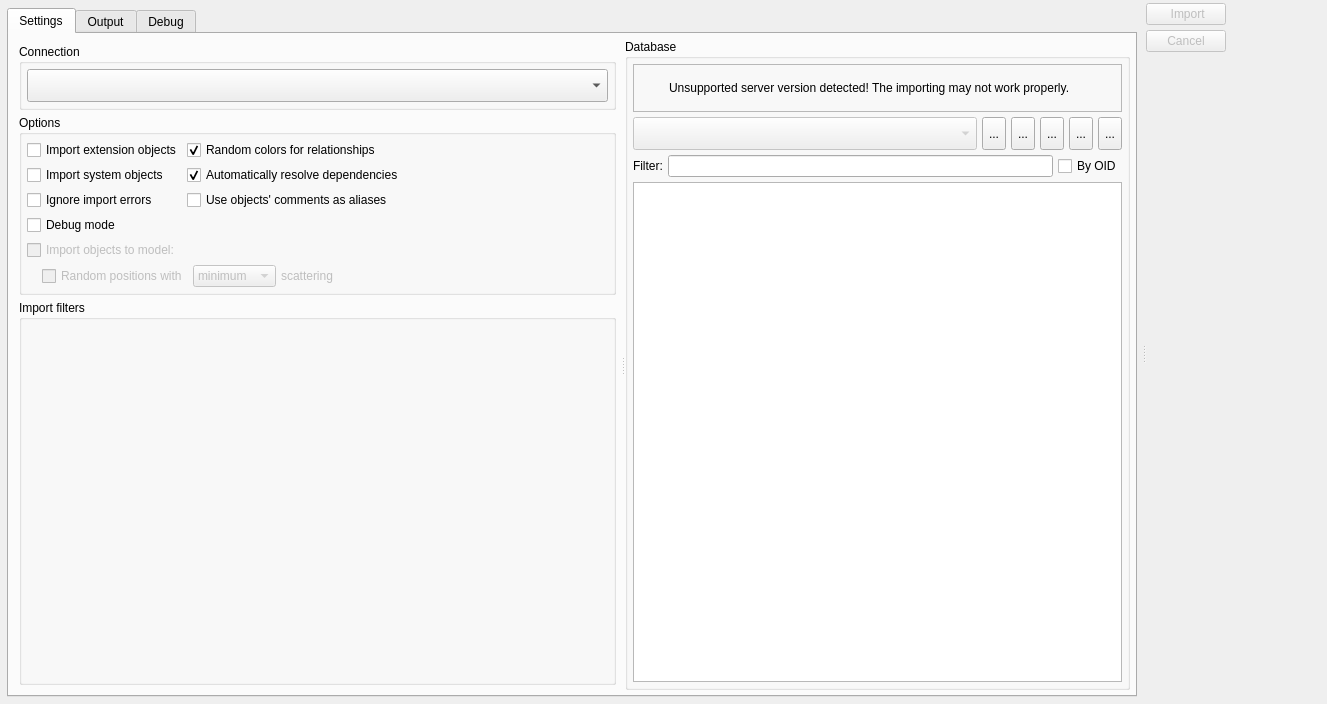
Old version of the form libs/libgui/ui/tools/databaseimportwidget.ui in the repository arichiardi/pgmodeler.
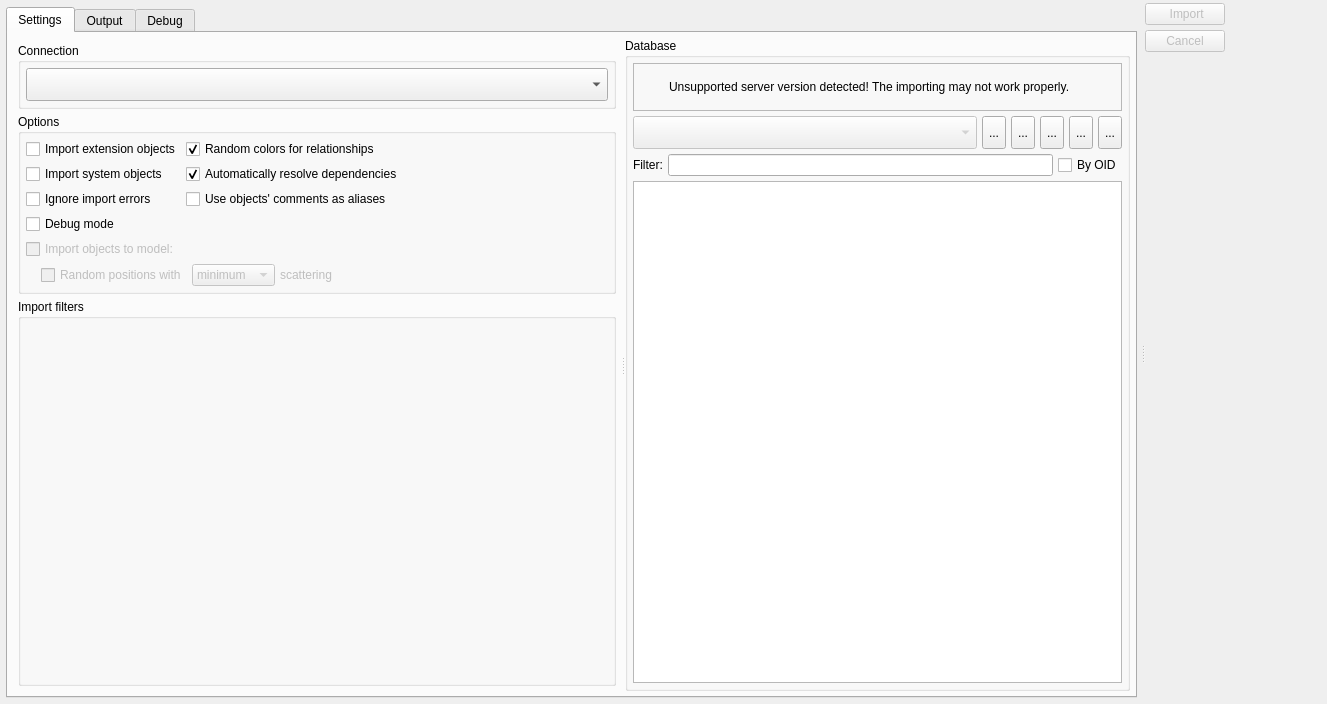
New version of the form. Icons and pictures are not drawn.

```diff
--- a/libs/libgui/ui/tools/databaseimportwidget.ui
+++ b/libs/libgui/ui/tools/databaseimportwidget.ui
@@ -83,19 +83,19 @@
       </property>
       <layout class="QHBoxLayout" name="horizontalLayout_3">
        <property name="spacing">
-        <number>5</number>
+        <number>4</number>
        </property>
        <property name="leftMargin">
-        <number>5</number>
+        <number>4</number>
        </property>
        <property name="topMargin">
-        <number>5</number>
+        <number>4</number>
        </property>
        <property name="rightMargin">
-        <number>5</number>
+        <number>4</number>
        </property>
        <property name="bottomMargin">
-        <number>5</number>
+        <number>4</number>
        </property>
        <item>
         <widget class="QTabWidget" name="settings_tbw">
```
